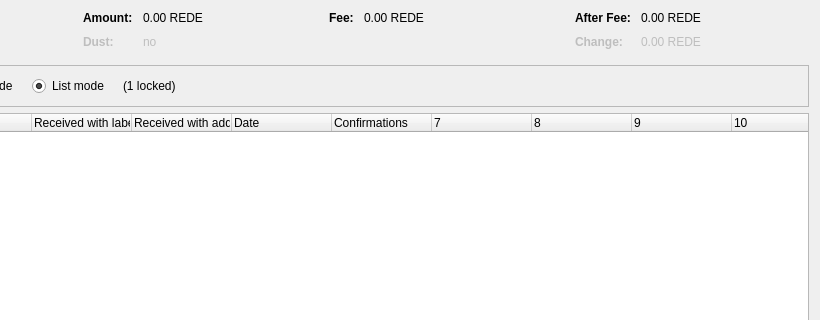
First picture: the form in src/qt/forms/coincontroldialog.ui, repository shahepay/shahepay, before the edit; both pictures show x 180 to 1000 and y 0 to 320 of the 1000 by 500 pixel window.
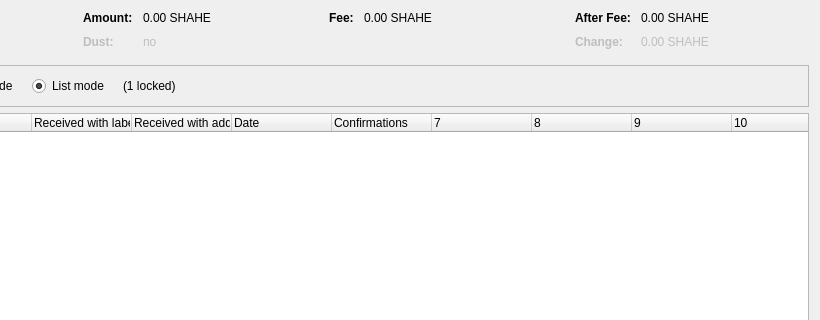
Second picture: the form after the edit. Custom widgets are drawn as their Qt base class.

The edit to the form file:
```diff
--- a/src/qt/forms/coincontroldialog.ui
+++ b/src/qt/forms/coincontroldialog.ui
@@ -132,7 +132,7 @@
           <enum>Qt::ActionsContextMenu</enum>
          </property>
          <property name="text">
-          <string notr="true">0.00 REDE</string>
+          <string notr="true">0.00 SHAHE</string>
          </property>
          <property name="textInteractionFlags">
           <set>Qt::LinksAccessibleByMouse|Qt::TextSelectableByKeyboard|Qt::TextSelectableByMouse</set>
@@ -212,7 +212,7 @@
           <enum>Qt::ActionsContextMenu</enum>
          </property>
          <property name="text">
-          <string notr="true">0.00 REDE</string>
+          <string notr="true">0.00 SHAHE</string>
          </property>
          <property name="textInteractionFlags">
           <set>Qt::LinksAccessibleByMouse|Qt::TextSelectableByKeyboard|Qt::TextSelectableByMouse</set>
@@ -257,7 +257,7 @@
           <enum>Qt::ActionsContextMenu</enum>
          </property>
          <property name="text">
-          <string notr="true">0.00 REDE</string>
+          <string notr="true">0.00 SHAHE</string>
          </property>
          <property name="textInteractionFlags">
           <set>Qt::LinksAccessibleByMouse|Qt::TextSelectableByKeyboard|Qt::TextSelectableByMouse</set>
@@ -292,7 +292,7 @@
           <enum>Qt::ActionsContextMenu</enum>
          </property>
          <property name="text">
-          <string notr="true">0.00 REDE</string>
+          <string notr="true">0.00 SHAHE</string>
          </property>
          <property name="textInteractionFlags">
           <set>Qt::LinksAccessibleByMouse|Qt::TextSelectableByKeyboard|Qt::TextSelectableByMouse</set>
```
